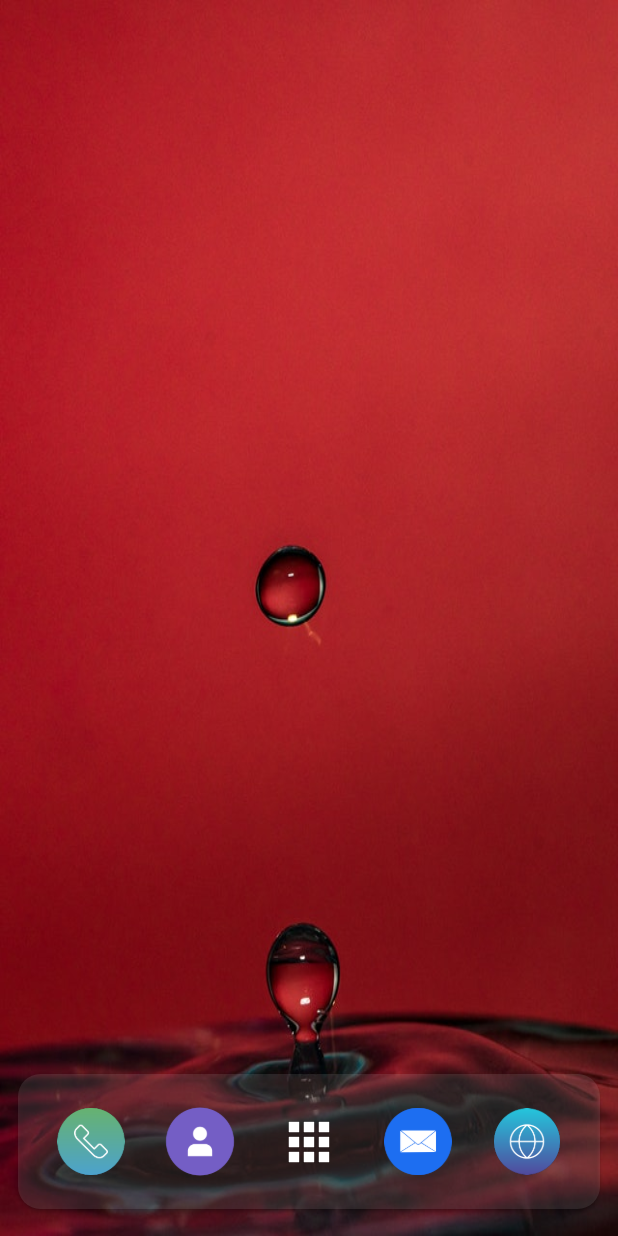
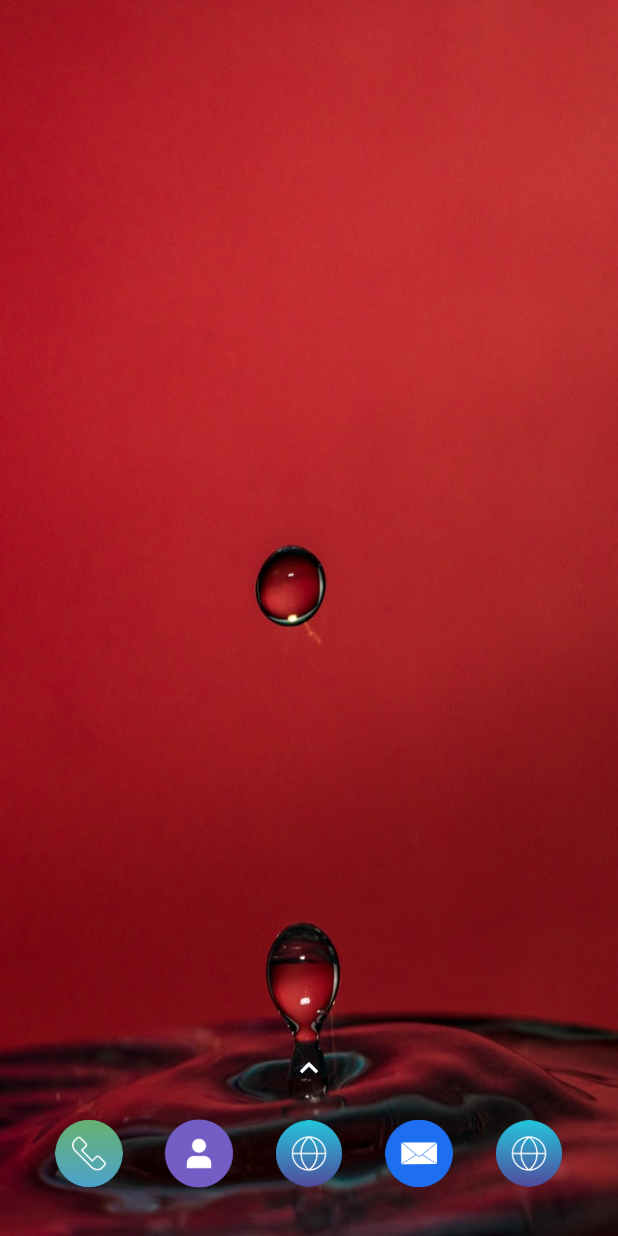
Before and after one commit to CipherMDM/swey, a Flutter app: the screen it shows after launch, on a phone screen of 412 x 824 dp. Run offline on Flutter 3.47's test engine with Material 2 defaults, Android fonts, the phone set to English and light mode, and no system bars; our stand-ins replace sembast; missing offline and left inert: device_apps, permissions_kiosk; statements that could not run were skipped.

```diff
--- a/lib/homepage.dart
+++ b/lib/homepage.dart
@@ -22,6 +22,8 @@ class Home extends StatefulWidget {
 
 class _HomeState extends State<Home> {
 
+  static const methodChannel = const MethodChannel("com.Cipher");
+
 
   setupdialog(){
       showDialog(
@@ -30,7 +32,6 @@ class _HomeState extends State<Home> {
             return SimpleDialog(
                title: Text("Quick Start"),
                children: <Widget>[
-
 
                      ListTile(
                        title: Text("Import from Cloud"),
@@ -110,6 +111,7 @@ class _HomeState extends State<Home> {
            if(isexit){
               setupdialog();
           }else{
+
            db_handler.store.record("wifi").get(db_handler.db).then((st){
               SettingsConfig.wifi= st;
             });
@@ -142,6 +144,9 @@ class _HomeState extends State<Home> {
                 }
 
 
+           }).then((_)async{
+             print("object");
+             await methodChannel.invokeMethod("Activate",{"apps",SystemConfig.appNames});
            });
           }
 
@@ -179,7 +184,12 @@ class _HomeState extends State<Home> {
 
     return Scaffold(
 
-      body: Container(
+      body: GestureDetector(
+        onVerticalDragUpdate: (_){
+          var route = MaterialPageRoute(builder: (context)=>AppDrawer());
+          Navigator.push(context, route);
+        },
+        child: Container(
           height: MediaQuery.of(context).size.height,
           decoration: BoxDecoration(
             image: DecorationImage(
@@ -189,7 +199,7 @@ class _HomeState extends State<Home> {
           ),
 
           child: Padding(
-                   padding: const EdgeInsets.only(top:18.0,bottom: 18,left: 12,right: 12),
+                     padding: const EdgeInsets.only(top:18.0,bottom: 10,left: 10,right: 10),
                      child: Column(
                        mainAxisAlignment: MainAxisAlignment.end,
                        children: <Widget>[
@@ -200,13 +210,9 @@ class _HomeState extends State<Home> {
 
                            ),
                          ),
+                         Icon(Icons.keyboard_arrow_up,color: Colors.white,),
 
-                        Material(
-
-                          elevation:1,
-                          color: Colors.white.withOpacity(0.1),
-                          borderRadius: BorderRadius.circular(15),
-                          child: Container(
+                          Container(
                               height: 90,
                               width: MediaQuery.of(context).size.width,
                               child: Row(
@@ -230,19 +236,11 @@ class _HomeState extends State<Home> {
                                     Container(
                                     height: 90,
                                     child: IconButton(
-
-                                    padding: EdgeInsets.all(0.8),
-                                    icon: Icon(
-                                      Icons.apps,
-                                      color: Colors.white,
-                                      size: 40,
+                                      padding: EdgeInsets.all(1.9),
+                                      icon: Image.asset("lib/assets/iconfinder_browser_1646006.png",height: 100,),
+                                      onPressed: (){},)
                                    ),
 
-                                    onPressed: (){
-                                      var route =  MaterialPageRoute(builder: (context)=>AppDrawer());
-                                      Navigator.of(context).push(route);
-                                    },)
-                                ),
                                    Container(
                                     height: 90,
                                     child: IconButton(
@@ -263,7 +261,7 @@ class _HomeState extends State<Home> {
 
                               )
                             ),
-                        )
+
                        ],
                      ),
 
@@ -271,6 +269,7 @@ class _HomeState extends State<Home> {
 
 
         ),
+      ),
 
     );
   }
--- a/pubspec.yaml
+++ b/pubspec.yaml
@@ -14,7 +14,7 @@ description: Kiosk Lock
 version: 1.0.0+1
 
 environment:
-  sdk: ">=2.1.0 <3.0.0"
+  sdk: ">=2.2.0 <3.0.0"
 
 dependencies:
   flutter:
@@ -27,7 +27,7 @@ dependencies:
   sembast: ^2.0.1+2
   path_provider: ^1.3.0
   permissions_kiosk: ^0.0.3
-  permission_handler: ^3.2.2
+  # permission_handler: ^3.2.2
 
 
 dev_dependencies:
```
Also changed, not shown: lib/appdrawer.dart (+39 -1 lines), lib/setUp.dart (+24 -26 lines), lib/settings.dart (+10 -22 lines), lib/setup/appsetup.dart (+13 -18 lines), lib/setup/permissionspage.dart (+31 -49 lines), pubspec.lock, 3 other files. Lines whose indentation alone changed are shown as unchanged.
